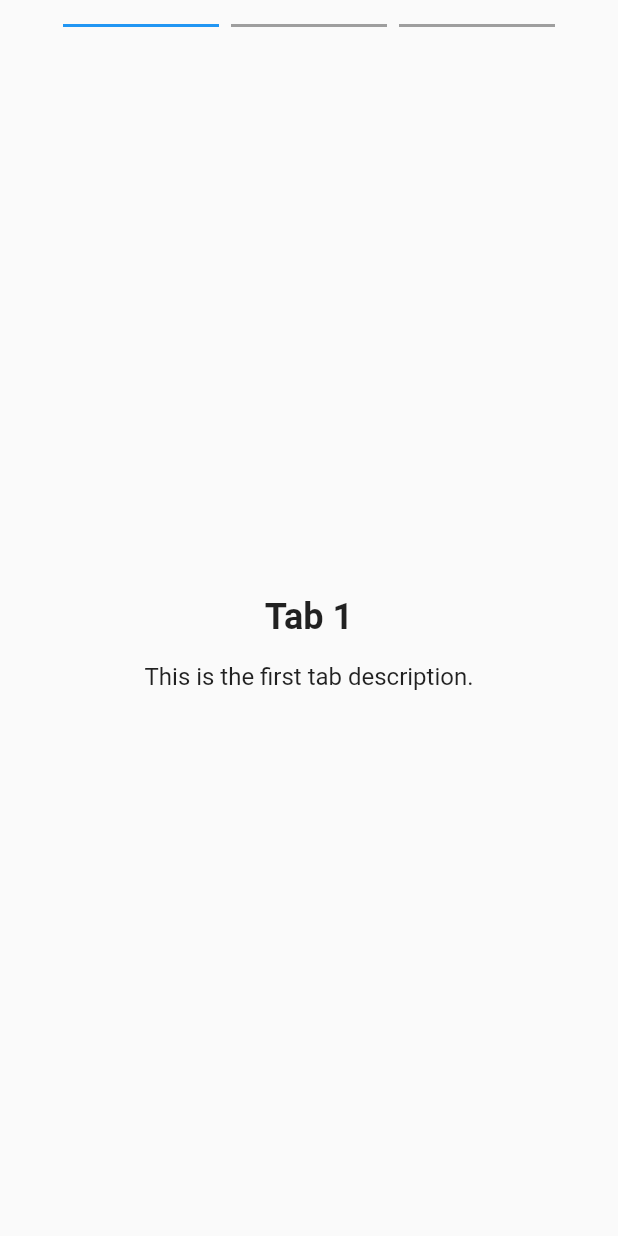
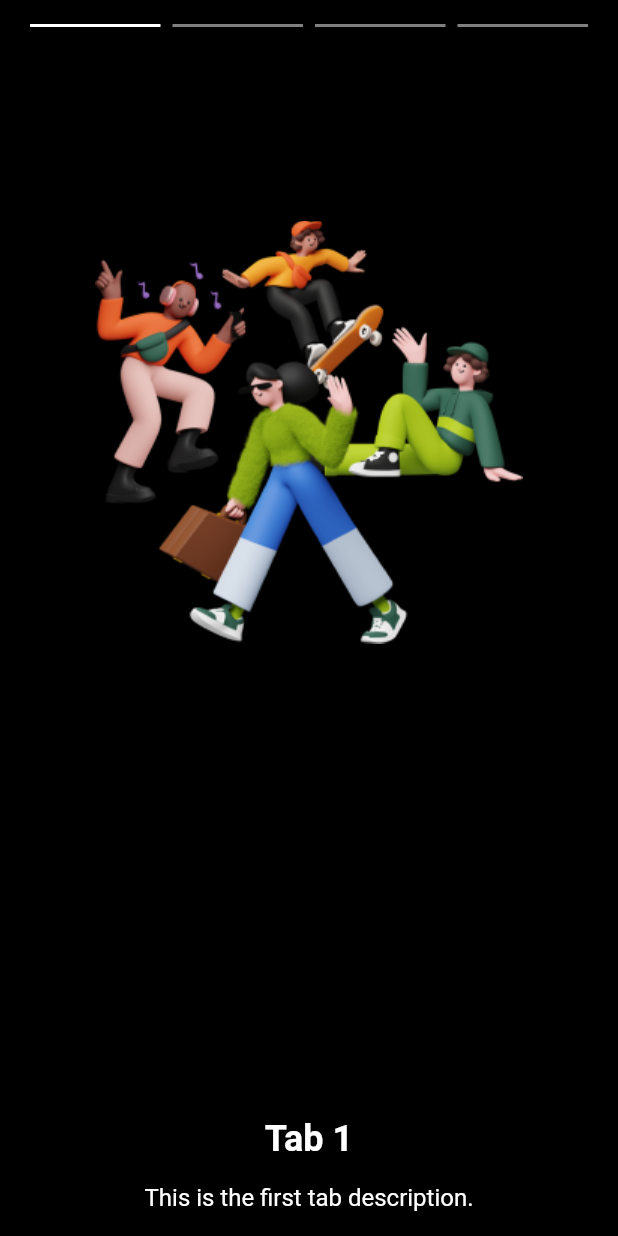
Before and after one commit to sharontechjays/temporary, a Flutter app: the OnBoardingScreen screen opened directly, on a phone screen of 412 x 824 dp. Run offline on Flutter 3.47's test engine with Material 2 defaults, Android fonts, the phone set to English and light mode, and no system bars; our stand-ins replace dio, equatable, flutter_bloc, flutter_toggle_tab, shared_preferences; accounts and stored records are empty.

Commit message:
on-boarding completed

```diff
--- a/lib/main.dart
+++ b/lib/main.dart
@@ -1,5 +1,6 @@
 import 'package:flutter/material.dart';
 import 'package:test_flutter/presentation/screens/homepage.dart';
+import 'package:test_flutter/presentation/screens/onboarding/onboarding.dart';
 import 'presentation/screens/sign_in_screen.dart';
 
 final GlobalKey<NavigatorState> navKey = GlobalKey<NavigatorState>();
--- a/lib/presentation/screens/onboarding/onboarding.dart
+++ b/lib/presentation/screens/onboarding/onboarding.dart
@@ -10,27 +10,33 @@ class OnBoardingScreen extends StatefulWidget {
 class _OnBoardingScreenState extends State<OnBoardingScreen> {
   final PageController _controller = PageController(initialPage: 0);
   int _currentPage = 0;
+  int numOfTabs = 4;
 
-  final List<String> titles = ['Tab 1', 'Tab 2', 'Tab 3'];
+  final List<String> titles = ['Tab 1', 'Tab 2', 'Tab 3', 'Tab 4'];
   final List<String> descriptions = [
     'This is the first tab description.',
     'This is the second tab description.',
     'This is the third tab description.',
+    'This is the fourth tab description.',
   ];
 
   @override
   Widget build(BuildContext context) {
     return Scaffold(
+      backgroundColor: Colors.black,
       body: SafeArea(
         child: Column(
           children: [
-            Container(
+            Padding(
+              padding: const EdgeInsets.symmetric(horizontal: 16),
+              child: Container(
                 margin: const EdgeInsets.symmetric(vertical: 16),
                 child: Row(
                   mainAxisAlignment: MainAxisAlignment.center,
                   children: List.generate(
-                  3,
+                    numOfTabs,
                     (index) => buildIndicator(index, context),
+                  ),
                 ),
               ),
             ),
@@ -42,7 +48,7 @@ class _OnBoardingScreenState extends State<OnBoardingScreen> {
                     _currentPage = index;
                   });
                 },
-                itemCount: 3,
+                itemCount: numOfTabs,
                 itemBuilder: (context, index) {
                   return OnBoardingPage(
                     title: titles[index],
@@ -58,13 +64,15 @@ class _OnBoardingScreenState extends State<OnBoardingScreen> {
   }
 
   Widget buildIndicator(int index, BuildContext context) {
-    return Container(
-      width: (MediaQuery.of(context).size.width - 100) / 3,
+    return Expanded(
+      flex: 1,
+      child: Container(
         height: 2,
         margin: const EdgeInsets.symmetric(horizontal: 4),
         decoration: BoxDecoration(
           shape: BoxShape.rectangle,
-        color: _currentPage >=index ? Colors.blue : Colors.grey,
+          color: _currentPage >= index ? Colors.white : Colors.white.withOpacity(0.50),
+        ),
       ),
     );
   }
@@ -85,10 +93,27 @@ class OnBoardingPage extends StatelessWidget {
       child: Column(
         mainAxisAlignment: MainAxisAlignment.center,
         children: [
+          const Expanded(
+            flex: 1,
+            child: Column(
+              mainAxisAlignment: MainAxisAlignment.end,
+              children: [
+                Center(
+                    child: Image(
+                        image: AssetImage('assets/drawables/image_one.png')))
+              ],
+            ),
+          ),
+          Expanded(
+            flex: 1,
+            child: Column(
+              mainAxisAlignment: MainAxisAlignment.end,
+              children: [
                 Text(
                   title,
                   style: const TextStyle(
                     fontSize: 24,
+                    color: Colors.white,
                     fontWeight: FontWeight.bold,
                   ),
                 ),
@@ -96,8 +121,14 @@ class OnBoardingPage extends StatelessWidget {
                 Text(
                   description,
                   textAlign: TextAlign.center,
-            style: const TextStyle(fontSize: 16),
+                  style: const TextStyle(
+                    fontSize: 16,
+                    color: Colors.white,
                   ),
+                ),
+              ],
+            ),
+          )
         ],
       ),
     );
--- a/pubspec.yaml
+++ b/pubspec.yaml
@@ -69,6 +69,9 @@ dev_dependencies:
 
 # The following section is specific to Flutter packages.
 flutter:
+  assets:
+    - assets/drawables/
+    - assets/svgs/
 
   # The following line ensures that the Material Icons font is
   # included with your application, so that you can use the icons in
```
Also changed, not shown: lib/presentation/screens/sign_in_screen.dart (+43 -25 lines), assets/drawables/image_one.png (added). Lines whose indentation alone changed are shown as unchanged.
